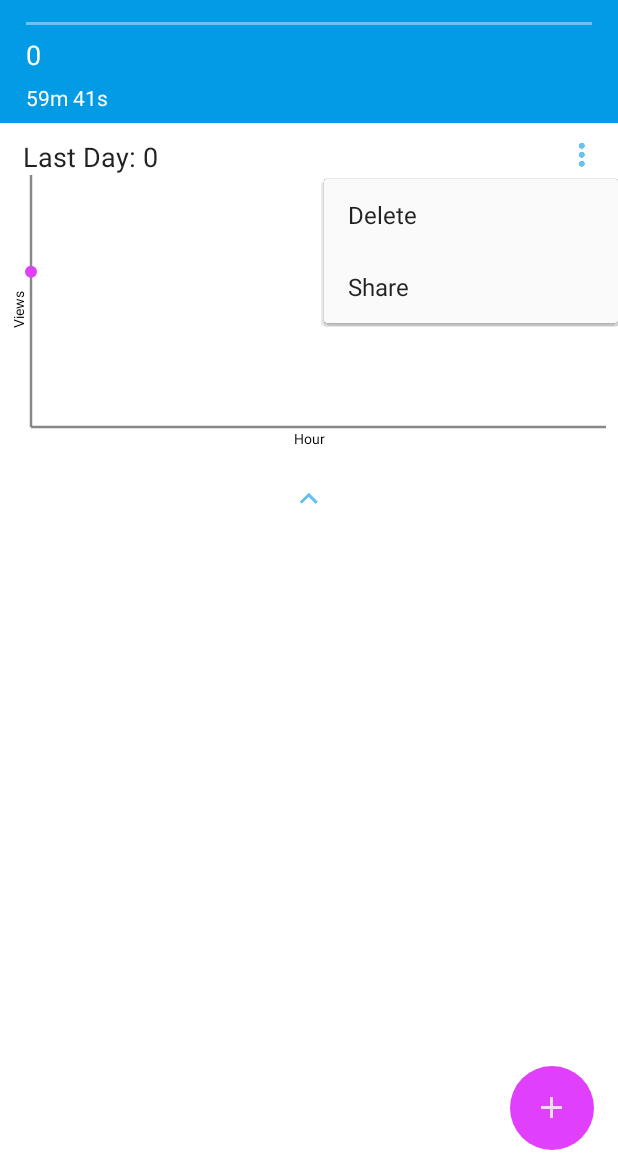
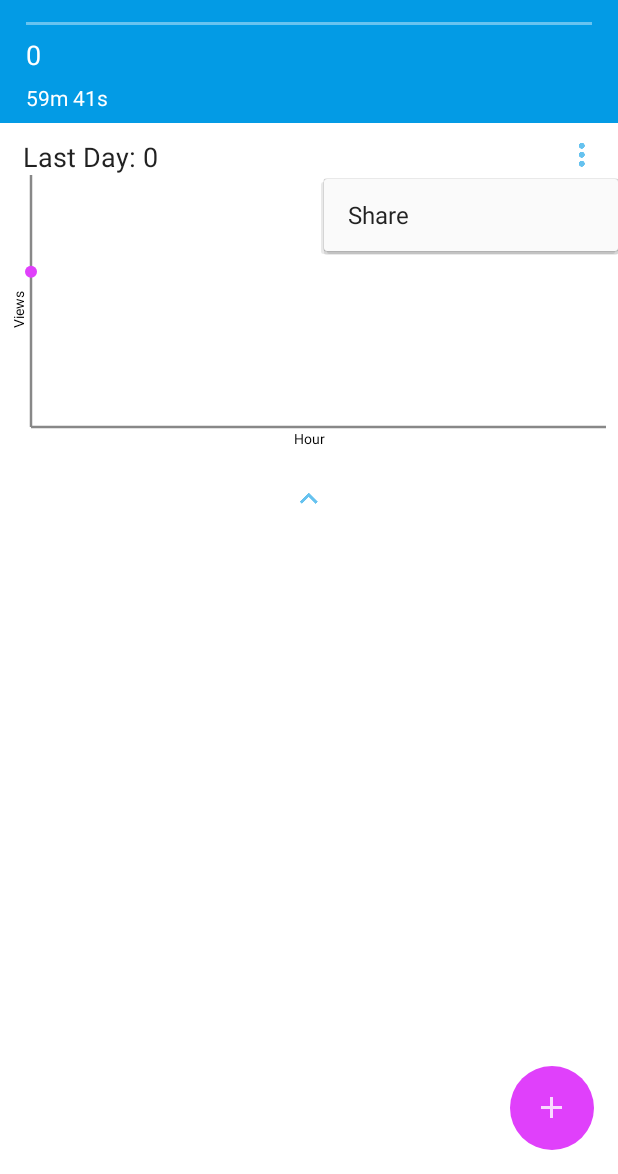
Before and after one commit to matgrioni/Rise-and-Shine, an Android app: the screen it shows after launch (MainActivity), after a tap on "Card options", on a phone screen of 412 x 824 dp, the part 62-1236 px from its top. Run offline under Robolectric (Android 15) with nearby library versions, the phone set to English and light mode, and no system bars; 4 statements that could not run were skipped; 1 other tap on this screen came first.

Commit message:
Removed delete option in popup menu.

```diff
--- a/app/src/main/java/com/grioni/app/screenwakecounter/TimeCardHolder.java
+++ b/app/src/main/java/com/grioni/app/screenwakecounter/TimeCardHolder.java
@@ -53,7 +53,6 @@ public class TimeCardHolder extends RecyclerView.ViewHolder {
     };
 
     private TimeCardEventListener cardEventListener;
-    private TimeCardsManager cardsManager;
 
     public TextView count;
     public GraphView graph;
@@ -82,8 +81,6 @@ public class TimeCardHolder extends RecyclerView.ViewHolder {
         popupMenu.inflate(R.menu.card_options);
 
         baseContext = parent.getContext();
-
-        cardsManager = TimeCardsManager.getInstance(baseContext);
     }
 
     /**
--- a/app/src/main/res/menu/card_options.xml
+++ b/app/src/main/res/menu/card_options.xml
@@ -1,8 +1,5 @@
 <?xml version="1.0" encoding="utf-8"?>
 <menu xmlns:android="http://schemas.android.com/apk/res/android">
-    <item
-        android:id="@+id/card_delete"
-        android:title="@string/card_delete" />
 
     <item
         android:id="@+id/card_share"
```
